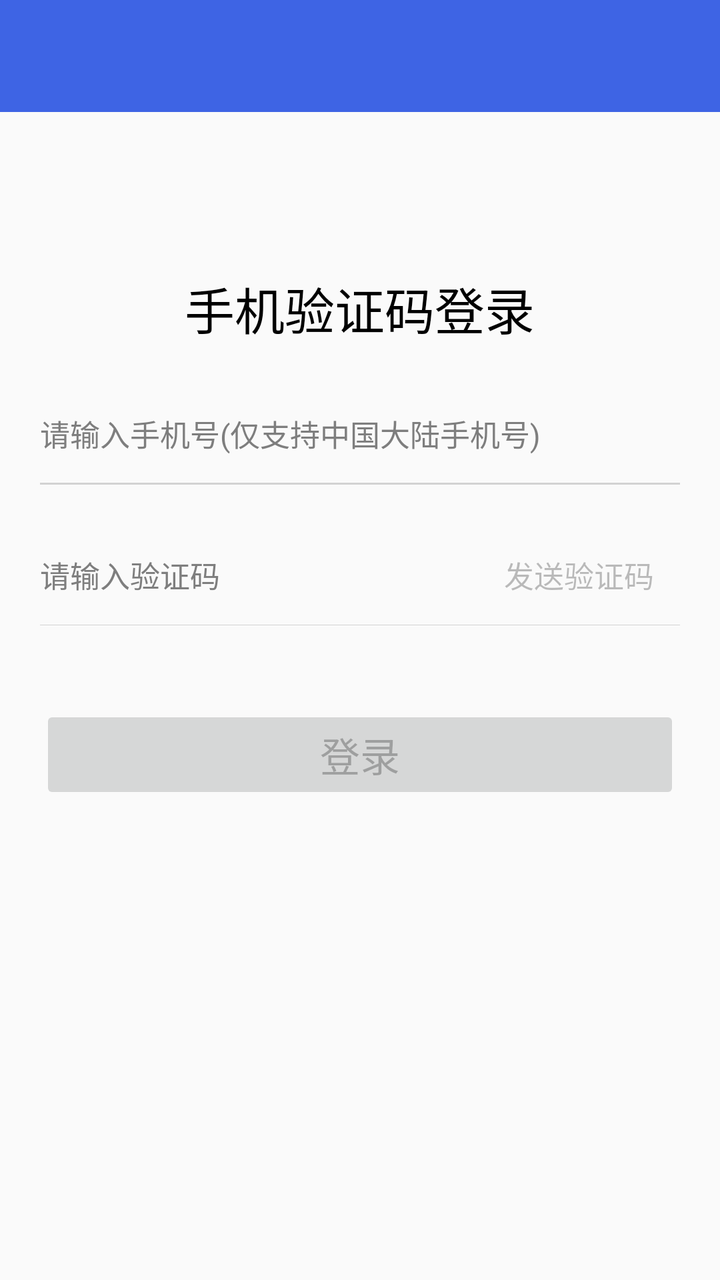
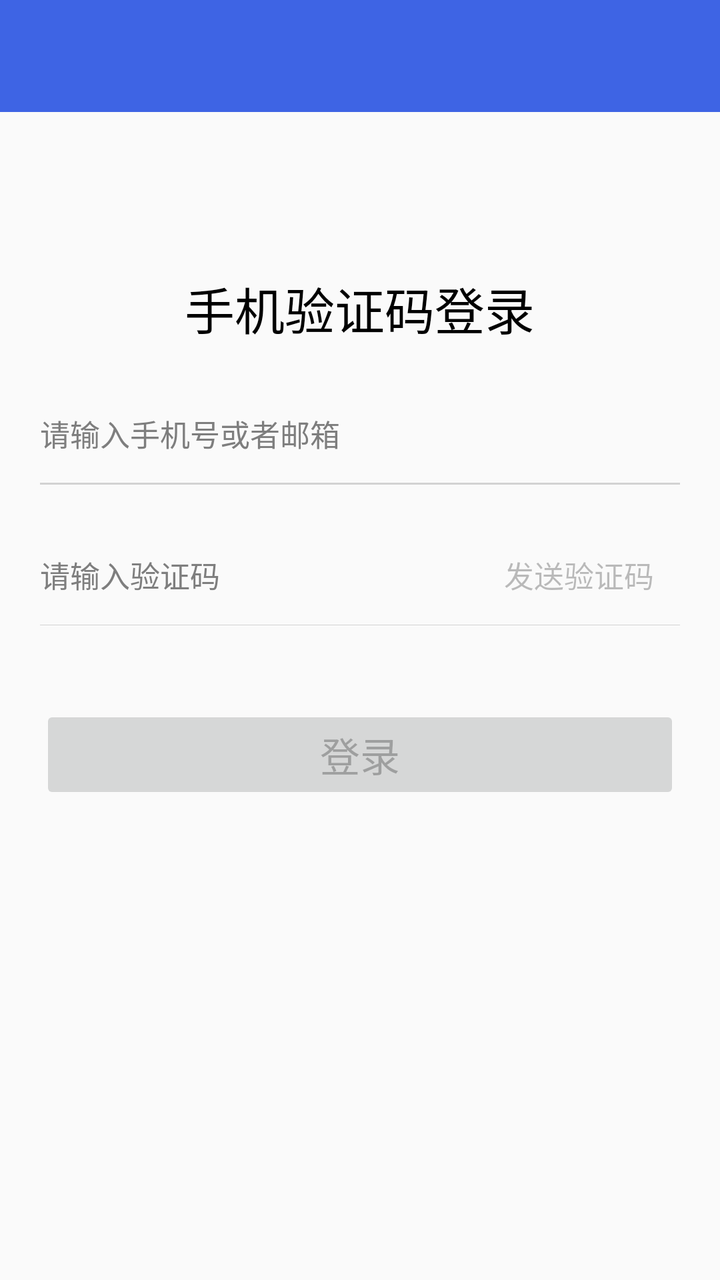

The first picture is an Android layout as it rendered before a commit; the second is the same layout after the commit. The layout source and the unified diff follow.
<!-- AndroidManifest.xml: application theme AppTheme -->
<!-- res/layout/login_activity_sms.xml -->
<?xml version="1.0" encoding="utf-8"?>
<LinearLayout xmlns:android="http://schemas.android.com/apk/res/android"
    android:layout_width="match_parent"
    android:layout_height="match_parent"
    android:orientation="vertical">

    <include layout="@layout/toolbar" />

    <LinearLayout
        android:layout_width="match_parent"
        android:layout_height="wrap_content"
        android:gravity="center_horizontal"
        android:orientation="vertical"
        android:paddingLeft="20dp"
        android:paddingRight="20dp">

        <TextView
            android:layout_width="wrap_content"
            android:layout_height="wrap_content"
            android:layout_gravity="center_horizontal"
            android:layout_marginTop="80dp"
            android:text="手机验证码登录"
            android:textColor="@color/black"
            android:textSize="25sp" />

        <EditText
            android:id="@+id/phoneNumberEditText"
            android:layout_width="match_parent"
            android:layout_height="50dp"
            android:layout_marginTop="20dp"
            android:background="@null"
            android:drawableBottom="@drawable/selector_edit_focus"
            android:focusable="true"
            android:focusableInTouchMode="true"
            android:gravity="center_vertical"
            android:hint="请输入手机号(仅支持中国大陆手机号)"
            android:inputType="number"
            android:maxLines="1"
            android:textColor="@color/black"
            android:textColorHint="@color/gray1"
            android:textSize="15sp" />

        <LinearLayout
            android:layout_width="match_parent"
            android:layout_height="50dp"
            android:layout_marginTop="20dp"
            android:orientation="horizontal">

            <EditText
                android:id="@+id/authCodeEditText"
                android:layout_width="0dp"
                android:layout_height="match_parent"
                android:layout_weight="1"
                android:background="@null"
                android:focusable="true"
                android:focusableInTouchMode="true"
                android:gravity="center_vertical"
                android:hint="请输入验证码"
                android:inputType="number"
                android:maxLines="1"
                android:textColor="@color/black"
                android:textColorHint="@color/gray1"
                android:textSize="15sp" />

            <Button
                android:id="@+id/requestAuthCodeButton"
                android:layout_width="wrap_content"
                android:layout_height="match_parent"
                android:background="@null"
                android:enabled="false"
                android:gravity="center_vertical"
                android:text="发送验证码"
                android:textSize="15sp" />
        </LinearLayout>

        <View
            android:layout_width="match_parent"
            android:layout_height="1px"
            android:background="@color/line" />

        <Button
            android:id="@+id/loginButton"
            android:layout_width="match_parent"
            android:layout_height="wrap_content"
            android:layout_marginTop="40dp"
            android:enabled="false"
            android:text="登录"
            android:textSize="20sp" />

    </LinearLayout>

</LinearLayout>
<!-- res/layout/toolbar.xml (included above) -->
<?xml version="1.0" encoding="utf-8"?>
<com.google.android.material.appbar.AppBarLayout xmlns:android="http://schemas.android.com/apk/res/android"
    xmlns:app="http://schemas.android.com/apk/res-auto"
    android:id="@+id/appbar"
    android:layout_width="match_parent"
    android:layout_height="wrap_content">

    <androidx.appcompat.widget.Toolbar xmlns:android="http://schemas.android.com/apk/res/android"
        android:id="@+id/toolbar"
        android:layout_width="match_parent"
        android:layout_height="?attr/actionBarSize"
        app:popupTheme="@style/AppTheme.PopupOverlay"
        app:theme="@style/AppTheme.Appbar" />
</com.google.android.material.appbar.AppBarLayout>
<!-- resources referenced by this layout -->
<resources>
  <color name="black">#000000</color>
  <color name="gray1">#7e7e7e</color>
  <color name="line">#D2D2D2</color>
  <!-- drawable selector_edit_focus (drawable) -->
  <?xml version="1.0" encoding="utf-8"?>
  <selector xmlns:android="http://schemas.android.com/apk/res/android">
      <item android:drawable="@drawable/shape_bottom_gray" android:state_window_focused="false"></item>
      <item android:drawable="@drawable/shape_bottom_green" android:state_focused="true"></item>
  </selector>
  <style name="AppTheme.Appbar">
          <item name="actionMenuTextColor">@color/menu_text_color</item>
          <item name="overlapAnchor">false</item>
          <item name="android:textColorPrimary">@android:color/white</item>
          <item name="colorControlNormal">@color/white</item>
      </style>
  <style name="AppTheme.PopupOverlay" parent="ThemeOverlay.AppCompat.Light" />
  <style name="AppTheme" parent="Theme.AppCompat.Light.NoActionBar">
          
          <item name="colorPrimary">@color/colorPrimary</item>
          <item name="colorPrimaryDark">@color/colorPrimaryDark</item>
          <item name="colorAccent">@color/colorAccent</item>
          
          
          
          <item name="colorBackgroundFloating">@color/white</item>
      </style>
  <!-- drawable shape_bottom_gray (drawable) -->
  <?xml version="1.0" encoding="utf-8"?>
  <shape xmlns:android="http://schemas.android.com/apk/res/android"
      android:shape="rectangle">
  
      <solid android:color="@color/line"></solid>
      <size
          android:width="1000dp"
          android:height="1dp"></size>
  
  </shape>
  <!-- drawable shape_bottom_green (drawable) -->
  <?xml version="1.0" encoding="utf-8"?>
  <shape xmlns:android="http://schemas.android.com/apk/res/android"
      android:shape="rectangle">
  
      <solid android:color="@color/colorPrimary" />
      <size
          android:width="1000dp"
          android:height="1dp" />
  
  </shape>
  <color name="white">#ffffff</color>
  <color name="colorPrimary">#3e64e4</color>
  <color name="colorPrimaryDark">#3e64e4</color>
  <color name="colorAccent">#7e7e7e</color>
</resources>

<!-- the commit's change to res/layout/login_activity_sms.xml (unified diff, before → after) -->
@@ -33,8 +33,8 @@
             android:focusable="true"
             android:focusableInTouchMode="true"
             android:gravity="center_vertical"
-            android:hint="请输入手机号(仅支持中国大陆手机号)"
-            android:inputType="number"
+            android:hint="请输入手机号或者邮箱"
+            android:inputType="text"
             android:maxLines="1"
             android:textColor="@color/black"
             android:textColorHint="@color/gray1"
